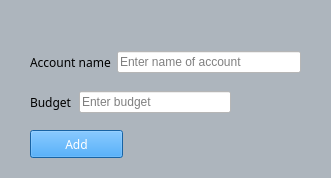
The window that UI/uifiles/popup.ui (razvanmarinn/expense-tracker) describes before a commit, drawn with Qt 5.
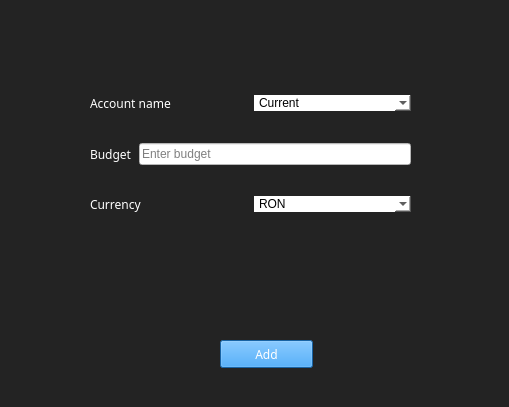
The same window after the commit.

Commit message: modified accounts ( specific currency / no account name) and transactions a bit

Patch:
```diff
--- a/UI/uifiles/popup.ui
+++ b/UI/uifiles/popup.ui
@@ -6,21 +6,21 @@
    <rect>
     <x>0</x>
     <y>0</y>
-    <width>331</width>
-    <height>178</height>
+    <width>509</width>
+    <height>407</height>
    </rect>
   </property>
   <property name="windowTitle">
    <string>Account add</string>
   </property>
   <property name="styleSheet">
-   <string notr="true">background-color: #adb5bd</string>
+   <string notr="true">background-color: rgb(35,35,35)</string>
   </property>
   <widget class="QPushButton" name="pb_add">
    <property name="geometry">
     <rect>
-     <x>30</x>
-     <y>130</y>
+     <x>220</x>
+     <y>340</y>
      <width>93</width>
      <height>28</height>
     </rect>
@@ -39,15 +39,64 @@
     <string>Add</string>
    </property>
   </widget>
-  <widget class="QWidget" name="layoutWidget">
+  <widget class="QWidget" name="">
    <property name="geometry">
     <rect>
-     <x>30</x>
-     <y>90</y>
-     <width>201</width>
-     <height>24</height>
+     <x>90</x>
+     <y>70</y>
+     <width>321</width>
+     <height>171</height>
     </rect>
    </property>
+   <layout class="QVBoxLayout" name="verticalLayout">
+    <item>
+     <layout class="QHBoxLayout" name="horizontalLayout">
+      <item>
+       <widget class="QLabel" name="label_accountname">
+        <property name="font">
+         <font>
+          <family>OCR A Extended</family>
+         </font>
+        </property>
+        <property name="styleSheet">
+         <string notr="true">color : #fff;</string>
+        </property>
+        <property name="text">
+         <string>Account name</string>
+        </property>
+       </widget>
+      </item>
+      <item>
+       <widget class="QComboBox" name="cb_accountnames">
+        <property name="styleSheet">
+         <string notr="true">background-color : #fff;
+border : no-border;</string>
+        </property>
+        <item>
+         <property name="text">
+          <string>Current</string>
+         </property>
+        </item>
+        <item>
+         <property name="text">
+          <string>Savings</string>
+         </property>
+        </item>
+        <item>
+         <property name="text">
+          <string>Business</string>
+         </property>
+        </item>
+        <item>
+         <property name="text">
+          <string>Investment</string>
+         </property>
+        </item>
+       </widget>
+      </item>
+     </layout>
+    </item>
+    <item>
    <layout class="QHBoxLayout" name="horizontalLayout_2">
     <item>
      <widget class="QLabel" name="label_budget">
@@ -56,6 +105,9 @@
         <family>OCR A Extended</family>
        </font>
       </property>
+        <property name="styleSheet">
+         <string notr="true">color : #fff;</string>
+        </property>
       <property name="text">
        <string>Budget</string>
       </property>
@@ -72,39 +124,53 @@
      </widget>
     </item>
    </layout>
-  </widget>
-  <widget class="QWidget" name="layoutWidget">
-   <property name="geometry">
-    <rect>
-     <x>30</x>
-     <y>50</y>
-     <width>271</width>
-     <height>24</height>
-    </rect>
-   </property>
-   <layout class="QHBoxLayout" name="horizontalLayout">
+    </item>
     <item>
-     <widget class="QLabel" name="label_accountname">
+     <layout class="QHBoxLayout" name="horizontalLayout_3">
+      <item>
+       <widget class="QLabel" name="l_currency">
       <property name="font">
        <font>
         <family>OCR A Extended</family>
        </font>
       </property>
+        <property name="styleSheet">
+         <string notr="true">color : #fff</string>
+        </property>
       <property name="text">
-       <string>Account name</string>
+         <string>Currency</string>
       </property>
      </widget>
     </item>
     <item>
-     <widget class="QLineEdit" name="le_accountname">
+       <widget class="QComboBox" name="cb_currency">
       <property name="styleSheet">
-       <string notr="true">background-color : #fff
-</string>
-      </property>
-      <property name="placeholderText">
-       <string>Enter name of account</string>
-      </property>
-     </widget>
+         <string notr="true">background-color : #fff;
+border : no-border;</string>
+        </property>
+        <item>
+         <property name="text">
+          <string>RON</string>
+         </property>
+        </item>
+        <item>
+         <property name="text">
+          <string>EUR</string>
+         </property>
+        </item>
+        <item>
+         <property name="text">
+          <string>GBP</string>
+         </property>
+        </item>
+        <item>
+         <property name="text">
+          <string>USD</string>
+         </property>
+        </item>
+       </widget>
+      </item>
+     </layout>
     </item>
    </layout>
   </widget>
```
Lines whose indentation alone changed are shown as unchanged. The commit also changes 7 other files.
